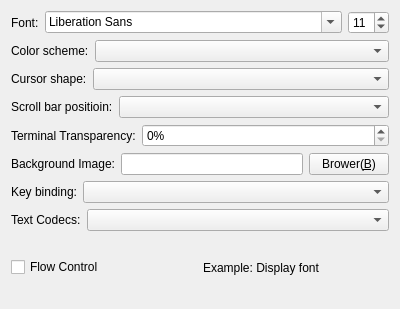
This is Viewer/Plugins/FrmTerminalAppearanceSettings.ui in KangLin/RabbitRemoteControl as Qt 5 draws it before an edit. The edited form follows.
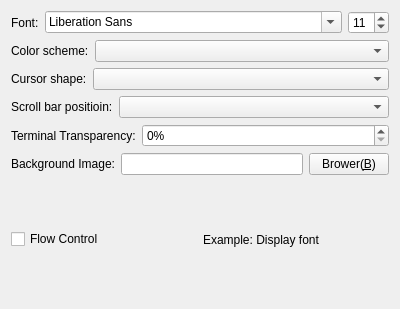
This is the edited form.

Commit message: Terminal: rename Viewer/Plugins/ParameterTerminalAppearance.cpp -> Viewer/Plugins/ParameterTerminal.cpp

The edit to the form file:
```diff
--- a/Viewer/Plugins/FrmTerminalAppearanceSettings.ui
+++ b/Viewer/Plugins/FrmTerminalAppearanceSettings.ui
@@ -54,6 +54,57 @@
      </item>
     </layout>
    </item>
+   <item row="5" column="0">
+    <layout class="QHBoxLayout" name="horizontalLayout_3">
+     <item>
+      <widget class="QLabel" name="label_3">
+       <property name="text">
+        <string>Background Image:</string>
+       </property>
+       <property name="wordWrap">
+        <bool>true</bool>
+       </property>
+      </widget>
+     </item>
+     <item>
+      <widget class="QLineEdit" name="leImage"/>
+     </item>
+     <item>
+      <widget class="QPushButton" name="pbBrower">
+       <property name="sizePolicy">
+        <sizepolicy hsizetype="Preferred" vsizetype="Fixed">
+         <horstretch>0</horstretch>
+         <verstretch>0</verstretch>
+        </sizepolicy>
+       </property>
+       <property name="text">
+        <string>Brower(&amp;B)</string>
+       </property>
+      </widget>
+     </item>
+    </layout>
+   </item>
+   <item row="6" column="0">
+    <layout class="QHBoxLayout" name="horizontalLayout_9">
+     <item>
+      <widget class="QCheckBox" name="cbFlowControl">
+       <property name="text">
+        <string>Flow Control</string>
+       </property>
+      </widget>
+     </item>
+     <item>
+      <widget class="QLabel" name="lbFont">
+       <property name="text">
+        <string>Example: Display font</string>
+       </property>
+       <property name="wordWrap">
+        <bool>true</bool>
+       </property>
+      </widget>
+     </item>
+    </layout>
+   </item>
    <item row="1" column="0">
     <layout class="QHBoxLayout" name="horizontalLayout_5">
      <item>
@@ -156,105 +207,6 @@
      </item>
     </layout>
    </item>
-   <item row="5" column="0">
-    <layout class="QHBoxLayout" name="horizontalLayout_3">
-     <item>
-      <widget class="QLabel" name="label_3">
-       <property name="text">
-        <string>Background Image:</string>
-       </property>
-       <property name="wordWrap">
-        <bool>true</bool>
-       </property>
-      </widget>
-     </item>
-     <item>
-      <widget class="QLineEdit" name="leImage"/>
-     </item>
-     <item>
-      <widget class="QPushButton" name="pbBrower">
-       <property name="sizePolicy">
-        <sizepolicy hsizetype="Preferred" vsizetype="Fixed">
-         <horstretch>0</horstretch>
-         <verstretch>0</verstretch>
-        </sizepolicy>
-       </property>
-       <property name="text">
-        <string>Brower(&amp;B)</string>
-       </property>
-      </widget>
-     </item>
-    </layout>
-   </item>
-   <item row="6" column="0">
-    <layout class="QHBoxLayout" name="horizontalLayout_4">
-     <item>
-      <widget class="QLabel" name="label_7">
-       <property name="text">
-        <string>Key binding:</string>
-       </property>
-       <property name="wordWrap">
-        <bool>true</bool>
-       </property>
-      </widget>
-     </item>
-     <item>
-      <widget class="QComboBox" name="cbKeyBinding">
-       <property name="sizePolicy">
-        <sizepolicy hsizetype="Expanding" vsizetype="Fixed">
-         <horstretch>0</horstretch>
-         <verstretch>0</verstretch>
-        </sizepolicy>
-       </property>
-      </widget>
-     </item>
-    </layout>
-   </item>
-   <item row="7" column="0">
-    <layout class="QHBoxLayout" name="horizontalLayout_8">
-     <item>
-      <widget class="QLabel" name="label_8">
-       <property name="text">
-        <string>Text Codecs:</string>
-       </property>
-       <property name="wordWrap">
-        <bool>true</bool>
-       </property>
-      </widget>
-     </item>
-     <item>
-      <widget class="QComboBox" name="cbTextCodecs">
-       <property name="sizePolicy">
-        <sizepolicy hsizetype="Expanding" vsizetype="Fixed">
-         <horstretch>0</horstretch>
-         <verstretch>0</verstretch>
-        </sizepolicy>
-       </property>
-      </widget>
-     </item>
-    </layout>
-   </item>
-   <item row="8" column="0">
-    <layout class="QHBoxLayout" name="horizontalLayout_9">
-     <item>
-      <widget class="QCheckBox" name="cbFlowControl">
-       <property name="text">
-        <string>Flow Control</string>
-       </property>
-      </widget>
-     </item>
-     <item>
-      <widget class="QLabel" name="lbFont">
-       <property name="text">
-        <string>Example: Display font</string>
-       </property>
-       <property name="wordWrap">
-        <bool>true</bool>
-       </property>
-      </widget>
-     </item>
-    </layout>
-   </item>
   </layout>
  </widget>
  <resources/>
```
Left out of the diff: 48 changed lines with no effect on the pictures. The commit also changes 23 other files.
